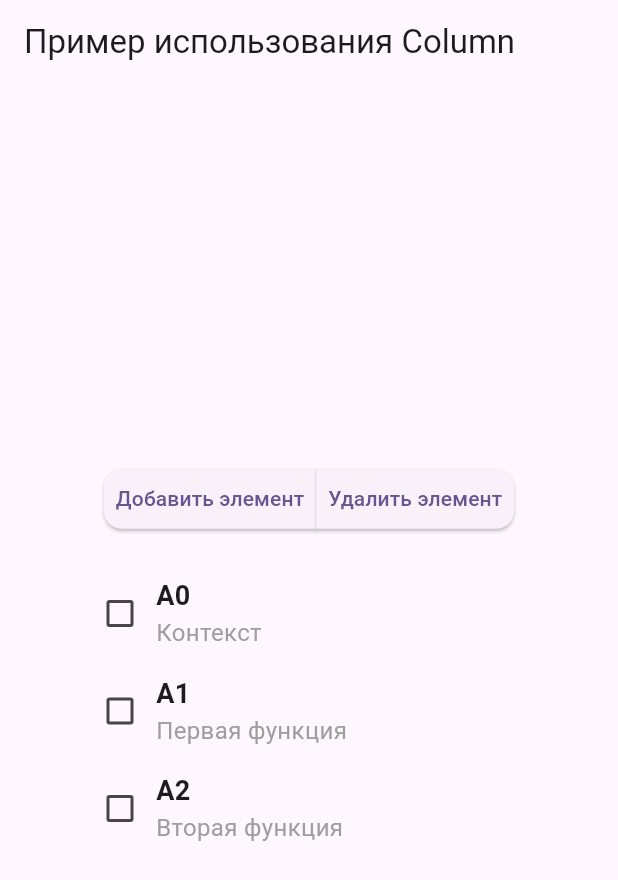
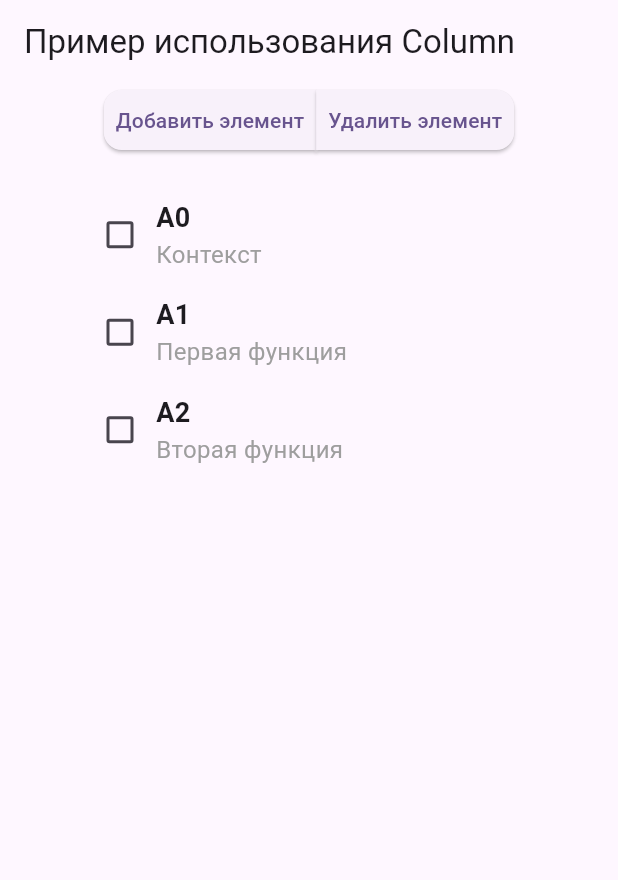
Before and after one commit to Ramazanova-pea/flutter_pr1, a Flutter app: the screen it shows after launch, on a phone screen of 412 x 824 dp. Shown: the top 880 px of the screen. Run offline on Flutter 3.47's test engine with Material 3 defaults, Android fonts, the light colour scheme and no system bars.

Commit message:
Работа с SingleChildScrollView и списком

```diff
--- a/lib/CollumScreen.dart
+++ b/lib/CollumScreen.dart
@@ -85,12 +85,19 @@ class _ColumnScreenState extends State<ColumnScreen> {
               mainAxisAlignment: MainAxisAlignment.center,
               children: [
                 LeftRoundedButton(
-                    text: "Добавить элемент", onPressed: _showAddDialog),
-                RightRoundedButton(text: "Удалить элемент", onPressed: _deleteSelected),
+                  text: "Добавить элемент",
+                  onPressed: _showAddDialog,
+                ),
+                RightRoundedButton(
+                  text: "Удалить элемент",
+                  onPressed: _deleteSelected,
+                ),
               ],
             ),
             const SizedBox(height: 20),
-            Column(
+            Expanded(
+              child: SingleChildScrollView(
+                child: Column(
                   mainAxisAlignment: MainAxisAlignment.center,
                   children: elements.map((item) {
                     return Padding(
@@ -107,6 +114,8 @@ class _ColumnScreenState extends State<ColumnScreen> {
                       ),
                     );
                   }).toList(),
+                ),
+              ),
             ),
           ],
         ),
@@ -143,7 +152,10 @@ class ElementIDEF extends StatelessWidget {
               children: [
                 Text(
                   code,
-                  style: const TextStyle(fontSize: 18, fontWeight: FontWeight.bold),
+                  style: const TextStyle(
+                    fontSize: 18,
+                    fontWeight: FontWeight.bold,
+                  ),
                 ),
                 Text(
                   content,
```
Lines whose indentation alone changed are shown as unchanged.
